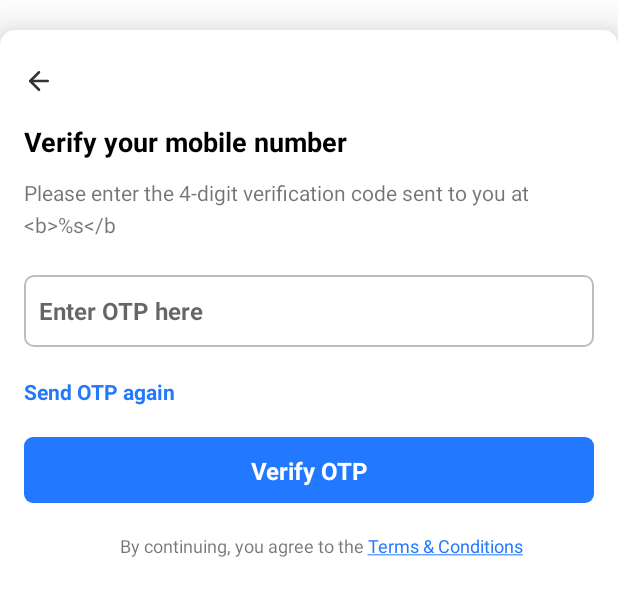
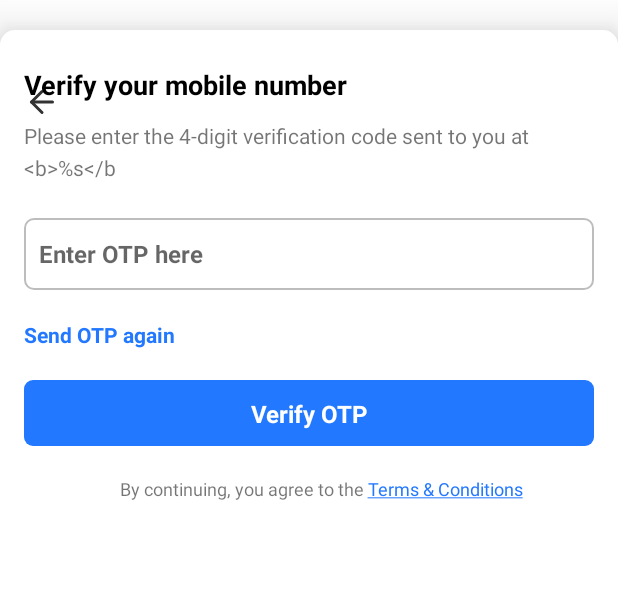
Before and after one commit to GauravPoswalAndroid/classplus-connect, an Android app: the layout fragment_otp.xml on its own in the app's theme, with its tools: preview values and no code run, on a phone screen of 412 x 824 dp. Shown: the top 596 px of the screen. Run offline under Robolectric (Android 15) with nearby library versions, the light colour scheme and no system bars.

Commit message:
- disable zoom controls - adjust back button on otp verification

```diff
--- a/app/src/main/java/com/classplus/connect/login/ui/WebViewActivity.java
+++ b/app/src/main/java/com/classplus/connect/login/ui/WebViewActivity.java
@@ -118,9 +118,10 @@
         webView.setWebChromeClient(webChromeClient);
 
         WebSettings webSettings = webView.getSettings();
-//        webSettings.setLoadWithOverviewMode(true);
+        webSettings.setLoadWithOverviewMode(true);
         webSettings.setUseWideViewPort(true);
-        //webSettings.setBuiltInZoomControls(true);
+        webSettings.setBuiltInZoomControls(false);
+        webSettings.setDisplayZoomControls(false);
         webSettings.setJavaScriptEnabled(true);
         webSettings.setDomStorageEnabled(true);
         webSettings.setLoadsImagesAutomatically(true);
--- a/app/src/main/res/layout/fragment_otp.xml
+++ b/app/src/main/res/layout/fragment_otp.xml
@@ -19,11 +19,12 @@
 
         <ImageView
             android:id="@+id/iv_back_btn"
-            android:layout_width="20dp"
-            android:layout_height="20dp"
-            android:layout_marginBottom="18dp"
-            app:layout_constraintBottom_toTopOf="@+id/tv_login_heading"
-            app:layout_constraintLeft_toLeftOf="parent"
+            android:layout_width="wrap_content"
+            android:layout_height="wrap_content"
+            android:paddingTop="12dp"
+            android:paddingBottom="12dp"
+            app:layout_constraintStart_toStartOf="parent"
+            app:layout_constraintTop_toTopOf="parent"
             app:srcCompat="@drawable/ic_arrow_left_black"
             tools:ignore="ContentDescription" />
 
```
